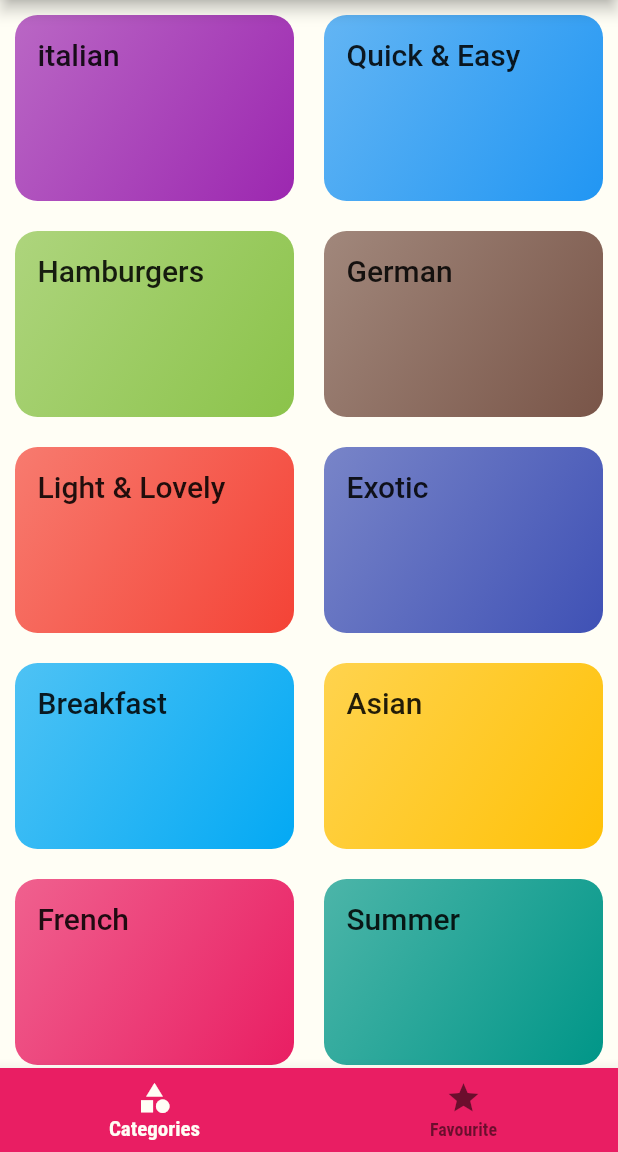
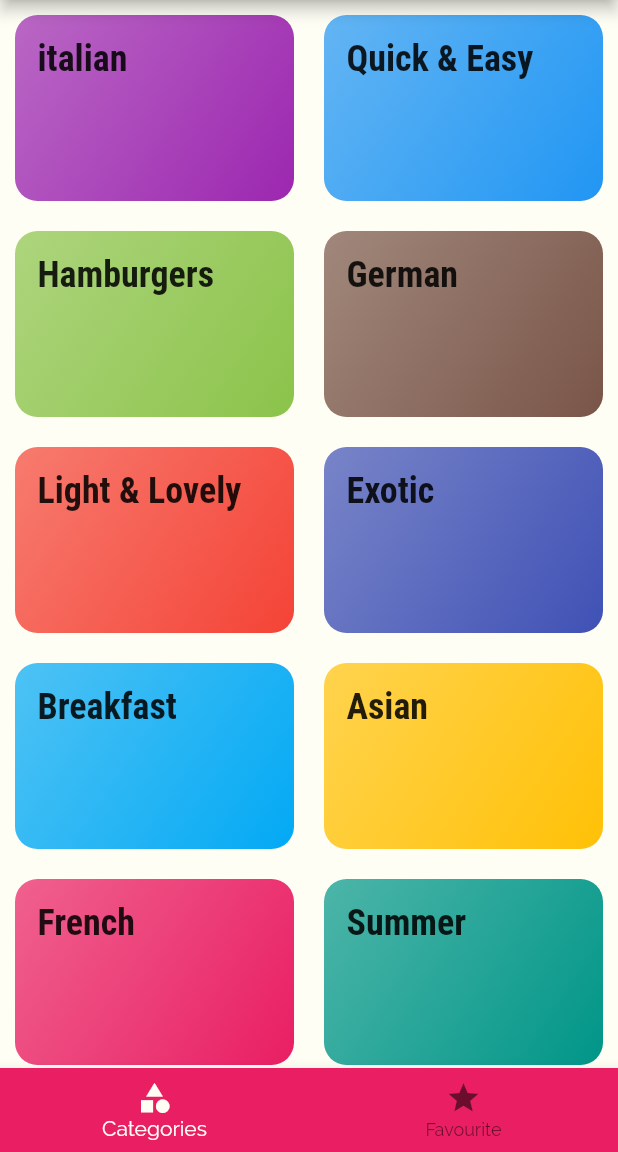
Before and after one commit to MeetSolguruz/meals_app, a Flutter app: the screen it shows after launch, on a phone screen of 412 x 824 dp, the part 84-1236 px from its top. Run offline on Flutter 3.47's test engine with Material 2 defaults, Android fonts, the phone set to English and light mode, and no system bars.

Commit message:
Final Commit

```diff
--- a/lib/main.dart
+++ b/lib/main.dart
@@ -91,6 +91,8 @@ class _MealsAppState extends State<MealsApp> {
               bodyText2: TextStyle(
                 //Inside the category item name color
                 color: Color.fromRGBO(20, 51, 51, 1),
+              ),
+              headline6: TextStyle(
                 fontSize: 24,
                 fontFamily: 'RobotoCondensed',
                 fontWeight: FontWeight.bold,
```
